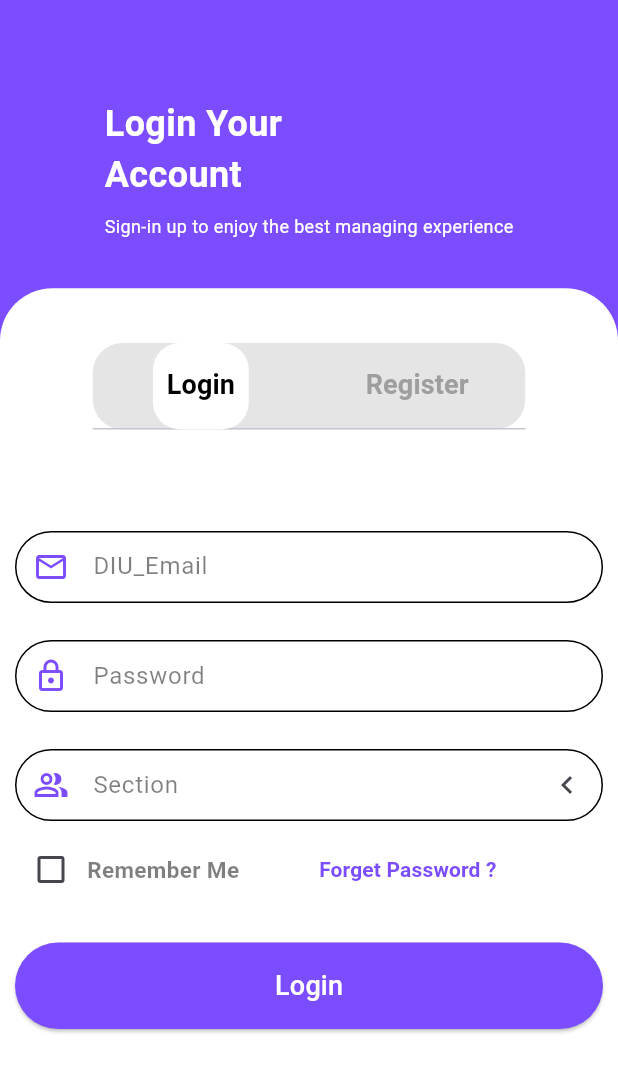
After one commit to flixcodeDev/Flutter-NestTask-TODO-App, a Flutter app: the screen it shows after launch, after a tap on "Let's Start", on a phone screen of 412 x 824 dp. The commit adds this screen. Shown: the top 1072 px of the screen. Run offline on Flutter 3.47's test engine with Material 3 defaults, Android fonts, the phone set to English and light mode, and no system bars; our stand-ins replace curved_navigation_bar, get; missing offline and left inert: horizontal_week_calendar.

Commit message:
rename auth page

```diff
--- /dev/null
+++ b/lib/Auth/AuthPage.dart
@@ -0,0 +1,322 @@
+import 'package:flutter/material.dart';
+import 'package:get/get.dart';
+import 'package:nesttask/App_Pages/HomePage.dart';
+import 'package:nesttask/CustomButton/BottomNavBar.dart';
+
+import 'package:nesttask/CustomButton/customButton.dart';
+
+import '../CustomButton/CustomTextField.dart';
+
+class Authpage extends StatefulWidget {
+  const Authpage({super.key});
+
+  @override
+  State<Authpage> createState() => _AuthpageState();
+}
+
+class _AuthpageState extends State<Authpage> {
+  final controller = TextEditingController();
+  bool rememberMe = false;
+  final _scrollController = ScrollController();
+  final _focusNodePassword = FocusNode();
+  var login = 0;
+
+  @override
+  void initState() {
+    super.initState();
+
+    // Scroll when password field gets focus
+    _focusNodePassword.addListener(() {
+      if (_focusNodePassword.hasFocus) {
+        WidgetsBinding.instance.addPostFrameCallback((_) {
+          _scrollController.animateTo(
+            _scrollController.position.maxScrollExtent,
+            duration: const Duration(milliseconds: 300),
+            curve: Curves.easeInOut,
+          );
+        });
+      }
+    });
+  }
+
+  @override
+  void dispose() {
+    _scrollController.dispose();
+    _focusNodePassword.dispose();
+    super.dispose();
+  }
+
+  @override
+  Widget build(BuildContext context) {
+    return Scaffold(
+      backgroundColor: Colors.deepPurpleAccent,
+      body: SafeArea(
+        child: Column(
+          mainAxisAlignment: MainAxisAlignment.center,
+          // crossAxisAlignment: CrossAxisAlignment.start,
+
+          children: [
+            Column(
+              crossAxisAlignment: CrossAxisAlignment.start,
+              children: [
+                SizedBox(
+                  height: MediaQuery.of(context).size.height * 0.08,
+                ),
+                Text(
+                  'Login Your\nAccount',
+                  style: TextStyle(
+                      color: Colors.white,
+                      fontSize: 24,
+                      fontWeight: FontWeight.bold),
+                ),
+                SizedBox(
+                  height: MediaQuery.of(context).size.height * 0.01,
+                ),
+                Text(
+                  'Sign-in up to enjoy the best managing experience',
+                  style: TextStyle(color: Colors.white, fontSize: 12),
+                ),
+                SizedBox(
+                  height: MediaQuery.of(context).size.height * 0.04,
+                ),
+              ],
+            ),
+            Expanded(
+              child: Container(
+                decoration: BoxDecoration(
+                    color: Colors.white,
+                    borderRadius: BorderRadius.only(
+                        topRight: Radius.circular(35),
+                        topLeft: Radius.circular(35))),
+                child: SingleChildScrollView(
+                  controller: _scrollController,
+                  physics: const ClampingScrollPhysics(),
+                  child: Padding(
+                    padding: const EdgeInsets.all(10.0),
+                    child: Column(
+                      children: [
+                        SizedBox(
+                            height: MediaQuery.of(context).size.height * 0.02),
+                        Center(
+                          child: Padding(
+                            padding: EdgeInsets.all(10),
+                            child: Container(
+                              width: MediaQuery.of(context).size.width * 0.7,
+                              height: MediaQuery.of(context).size.height * 0.07,
+                              decoration: BoxDecoration(
+                                color: Colors.black.withOpacity(.1),
+                                borderRadius:
+                                    BorderRadius.all(Radius.circular(20)),
+                              ),
+                              child: DefaultTabController(
+                                  length: 2,
+                                  child: TabBar(
+                                    indicator: BoxDecoration(
+                                        color: Colors.white,
+                                        borderRadius:
+                                            BorderRadius.circular(18)),
+                                    indicatorColor: Colors.white,
+                                    labelStyle: TextStyle(
+                                        fontSize: 18,
+                                        fontWeight: FontWeight.bold),
+                                    labelColor: Colors.black,
+                                    unselectedLabelColor: Colors.grey,
+                                    onTap: (value) {
+                                      login = value;
+                                      setState(() {});
+                                    },
+                                    tabs: [
+                                      Tab(text: "  Login  "),
+                                      Tab(text: "  Register  ")
+                                    ],
+                                  )),
+                            ),
+                          ),
+                        ),
+                        SizedBox(
+                            height: MediaQuery.of(context).size.height * 0.07),
+                        login == 0
+                            ? Column(
+                                children: [
+                                  CustomTextField(
+                                    controller: controller,
+                                    hintText: "DIU_Email",
+                                    prefixIcon: Icon(
+                                      Icons.mail_outline_outlined,
+                                      color: Colors.deepPurpleAccent,
+                                    ),
+                                  ),
+                                  SizedBox(
+                                      height:
+                                          MediaQuery.of(context).size.height *
+                                              0.03),
+                                  CustomTextField(
+                                    controller: controller,
+                                    hintText: "Password",
+                                    prefixIcon: Icon(
+                                      Icons.lock_outlined,
+                                      color: Colors.deepPurpleAccent,
+                                    ),
+                                  ),
+                                  SizedBox(
+                                      height:
+                                          MediaQuery.of(context).size.height *
+                                              0.03),
+                                  CustomTextField(
+                                    controller: controller,
+                                    hintText: "Section",
+                                    prefixIcon: Icon(
+                                      Icons.people_alt_outlined,
+                                      color: Colors.deepPurpleAccent,
+                                    ),
+                                    suffixIcon:
+                                        Icon(Icons.chevron_left_outlined),
+                                  ),
+                                  SizedBox(
+                                      height:
+                                          MediaQuery.of(context).size.height *
+                                              0.01),
+                                  Row(
+                                    mainAxisAlignment: MainAxisAlignment.start,
+                                    children: [
+                                      Checkbox(
+                                          value: rememberMe,
+                                          onChanged: (value) {
+                                            setState(() {
+                                              rememberMe = value!;
+                                            });
+                                          }),
+                                      Text(
+                                        "Remember Me",
+                                        style: TextStyle(
+                                            color: Colors.black.withOpacity(.5),
+                                            fontWeight: FontWeight.bold,
+                                            fontSize: 15),
+                                      ),
+                                      SizedBox(
+                                          width: MediaQuery.of(context)
+                                                  .size
+                                                  .width *
+                                              0.1),
+                                      TextButton(
+                                          onPressed: () {},
+                                          child: Text(
+                                            "Forget Password ?",
+                                            style: TextStyle(
+                                                color: Colors.deepPurpleAccent,
+                                                fontWeight: FontWeight.bold,
+                                                fontSize: 14),
+                                          ))
+                                    ],
+                                  ),
+                                  SizedBox(
+                                      height:
+                                          MediaQuery.of(context).size.height *
+                                              0.03),
+                                  CustomButton(
+                                      onTap: () {
+                                        Get.to(Bottomnavbar());
+                                      },
+                                      text: "Login",
+                                      fontsize: 18,
+                                      textcolor: Colors.white,
+                                      bgcolor: Colors.deepPurpleAccent,
+                                      btnheight:
+                                          MediaQuery.of(context).size.height *
+                                              0.07,
+                                      btnwidth:
+                                          MediaQuery.of(context).size.width * 9)
+                                ],
+                              )
+                            : Column(
+                                children: [
+                                  CustomTextField(
+                                    controller: controller,
+                                    hintText: "Full Name",
+                                    prefixIcon: Icon(
+                                      Icons.person_2_outlined,
+                                      color: Colors.deepPurpleAccent,
+                                    ),
+                                  ),
+                                  SizedBox(
+                                      height:
+                                          MediaQuery.of(context).size.height *
+                                              0.03),
+                                  CustomTextField(
+                                    controller: controller,
+                                    hintText: "DIU_Email",
+                                    prefixIcon: Icon(
+                                      Icons.mail_outline_outlined,
+                                      color: Colors.deepPurpleAccent,
+                                    ),
+                                  ),
+                                  SizedBox(
+                                      height:
+                                          MediaQuery.of(context).size.height *
+                                              0.03),
+                                  CustomTextField(
+                                    controller: controller,
+                                    hintText: "Password",
+                                    prefixIcon: Icon(
+                                      Icons.lock_outlined,
+                                      color: Colors.deepPurpleAccent,
+                                    ),
+                                  ),
+                                  SizedBox(
+                                      height:
+                                          MediaQuery.of(context).size.height *
+                                              0.03),
+                                  CustomTextField(
+                                    controller: controller,
+                                    hintText: "Phone Number",
+                                    prefixIcon: Icon(
+                                      Icons.call_outlined,
+                                      color: Colors.deepPurpleAccent,
+                                    ),
+                                  ),
+                                  SizedBox(
+                                      height:
+                                          MediaQuery.of(context).size.height *
+                                              0.03),
+                                  CustomTextField(
+                                    controller: controller,
+                                    hintText: "Section",
+                                    prefixIcon: Icon(
+                                      Icons.people_alt_outlined,
+                                      color: Colors.deepPurpleAccent,
+                                    ),
+                                    suffixIcon: Icon(Icons.arrow_drop_down),
+                                  ),
+                                  SizedBox(
+                                      height:
+                                          MediaQuery.of(context).size.height *
+                                              0.01),
+                                  SizedBox(
+                                      height:
+                                          MediaQuery.of(context).size.height *
+                                              0.03),
+                                  CustomButton(
+                                      onTap: () {},
+                                      text: "Register",
+                                      fontsize: 18,
+                                      textcolor: Colors.white,
+                                      bgcolor: Colors.deepPurpleAccent,
+                                      btnheight:
+                                          MediaQuery.of(context).size.height *
+                                              0.07,
+                                      btnwidth:
+                                          MediaQuery.of(context).size.width * 9)
+                                ],
+                              )
+                      ],
+                    ),
+                  ),
+                ),
+              ),
+            )
+          ],
+        ),
+      ),
+    );
+  }
+}
--- a/lib/Auth/LoginPage.dart
+++ /dev/null
@@ -1,195 +0,0 @@
-import 'package:flutter/material.dart';
-import 'package:get/get.dart';
-import 'package:nesttask/App_Pages/HomePage.dart';
-import 'package:nesttask/CustomButton/BottomNavBar.dart';
-
-import 'package:nesttask/CustomButton/customButton.dart';
-
-import '../CustomButton/CustomTextField.dart';
-
-class Loginpage extends StatefulWidget {
-  const Loginpage({super.key});
-
-  @override
-  State<Loginpage> createState() => _LoginpageState();
-}
-
-class _LoginpageState extends State<Loginpage> {
-  final controller=TextEditingController();
-  bool rememberMe = false;
-  final _scrollController = ScrollController();
-  final _focusNodePassword = FocusNode();
- var login=0;
-
-  @override
-  void initState() {
-    super.initState();
-
-    // Scroll when password field gets focus
-    _focusNodePassword.addListener(() {
-      if (_focusNodePassword.hasFocus) {
-        WidgetsBinding.instance.addPostFrameCallback((_) {
-          _scrollController.animateTo(
-            _scrollController.position.maxScrollExtent,
-            duration: const Duration(milliseconds: 300),
-            curve: Curves.easeInOut,
-          );
-        });
-      }
-    });
-  }
-  @override
-  void dispose() {
-    _scrollController.dispose();
-    _focusNodePassword.dispose();
-    super.dispose();
-  }
-
-
-  @override
-  Widget build(BuildContext context) {
-    return Scaffold(
-        backgroundColor: Colors.deepPurpleAccent,
-
-        body: SafeArea(
-            child: Column(
-              mainAxisAlignment: MainAxisAlignment.center,
-              // crossAxisAlignment: CrossAxisAlignment.start,
-
-              children: [
-                Column(
-                  crossAxisAlignment: CrossAxisAlignment.start,
-                  children: [
-                    SizedBox(height: MediaQuery.of(context).size.height *0.08,),
-                    Text(
-                      'Login Your\nAccount',
-                      style: TextStyle(
-                          color: Colors.white,
-                          fontSize: 24,
-                          fontWeight: FontWeight.bold),
-                    ),
-                    SizedBox(
-                       height: MediaQuery.of(context).size.height *0.01,
-                    ),
-                    Text(
-                      'Sign-in up to enjoy the best managing experience',
-                      style: TextStyle(color: Colors.white, fontSize: 12),
-                    ),
-                    SizedBox(
-                      height: MediaQuery.of(context).size.height *0.04,
-                    ),
-                  ],
-                ),
-                Expanded(
-                    child: Container(
-                      decoration: BoxDecoration(
-                          color: Colors.white,
-                          borderRadius: BorderRadius.only(
-                              topRight: Radius.circular(35),
-                              topLeft: Radius.circular(35))),
-
-                      child: SingleChildScrollView(
-                        controller: _scrollController,
-                        physics: const ClampingScrollPhysics(),
-
-                        child: Padding(
-                          padding: const EdgeInsets.all(10.0),
-                          child: Column(
-                            children: [
-                              SizedBox(height: MediaQuery.of(context).size.height *0.02),
-                              Center(
-
-                                child: Padding(padding: EdgeInsets.all(10),
-                                  child: Container(
-                                    width: MediaQuery.of(context).size.width *0.7,
-                                    height: MediaQuery.of(context).size.height *0.07,
-                                    decoration: BoxDecoration(
-                                      color: Colors.black.withOpacity(.1),
-                                      borderRadius: BorderRadius.all(Radius.circular(20)),
-
-                                    ),
-                                    child: DefaultTabController(length: 2,
-                                        child:  TabBar(
-                                          indicator: BoxDecoration(
-                                            color: Colors.white,
-                                            borderRadius: BorderRadius.circular(18)),
-                                            indicatorColor: Colors.white,
-                                            labelStyle: TextStyle(fontSize: 18, fontWeight: FontWeight.bold),
-                                            labelColor: Colors.black,
-                                            unselectedLabelColor: Colors.grey,
-                                            onTap: (value){
-                                           login=value;
-                                           setState(() {
-
-                                           });
-                                            },
-                                           tabs: [Tab(text: "  Login  "), Tab(text: "  Register  ")],)),
-
-
-
-
-                                  ),
-                                ),
-
-                              ),
-                              SizedBox(height: MediaQuery.of(context).size.height *0.07),
-                              login==0?Column(
-                                children: [
-                                  CustomTextField(controller: controller, hintText: "DIU_Email",prefixIcon: Icon(Icons.mail_outline_outlined,color: Colors.deepPurpleAccent,),),
-                                  SizedBox(height: MediaQuery.of(context).size.height *0.03),
-                                  CustomTextField(controller: controller, hintText: "Password",prefixIcon: Icon(Icons.lock_outlined,color: Colors.deepPurpleAccent,),),
-                                  SizedBox(height: MediaQuery.of(context).size.height *0.03),
-                                  CustomTextField(controller: controller, hintText: "Section",prefixIcon: Icon(Icons.people_alt_outlined,color: Colors.deepPurpleAccent,),suffixIcon: Icon(Icons.chevron_left_outlined),),
-                                  SizedBox(height: MediaQuery.of(context).size.height *0.01),
-                                  Row(
-                                    mainAxisAlignment: MainAxisAlignment.start,
-                                    children: [
-                                      Checkbox(value: rememberMe, onChanged: (value){
-                                        setState(() {
-                                          rememberMe=value!;
-                                        });
-                                      }),
-                                      Text("Remember Me",style: TextStyle(color: Colors.black.withOpacity(.5),fontWeight: FontWeight.bold,fontSize: 15),),
-                                      SizedBox(width: MediaQuery.of(context).size.width *0.1),
-                                      TextButton(onPressed: (){}, child: Text("Forget Password ?",style: TextStyle(color: Colors.deepPurpleAccent,fontWeight: FontWeight.bold,fontSize: 14),))
-                                    ],
-                                  ),
-                                  SizedBox(height: MediaQuery.of(context).size.height *0.03),
-                                  CustomButton(onTap:(){
-                                    Get.to(Bottomnavbar());
-                                  }, text: "Login", fontsize: 18, textcolor:Colors.white, bgcolor: Colors.deepPurpleAccent,btnheight: MediaQuery.of(context).size.height *0.07,btnwidth: MediaQuery.of(context).size.width *9)
-
-
-                                ],
-                              ):Column(
-                                children: [
-                                  CustomTextField(controller: controller, hintText: "Full Name",prefixIcon: Icon(Icons.person_2_outlined,color: Colors.deepPurpleAccent,),),
-                                  SizedBox(height: MediaQuery.of(context).size.height *0.03),
-                                  CustomTextField(controller: controller, hintText: "DIU_Email",prefixIcon: Icon(Icons.mail_outline_outlined,color: Colors.deepPurpleAccent,),),
-                                  SizedBox(height: MediaQuery.of(context).size.height *0.03),
-                                  CustomTextField(controller: controller, hintText: "Password",prefixIcon: Icon(Icons.lock_outlined,color: Colors.deepPurpleAccent,),),
-                                  SizedBox(height: MediaQuery.of(context).size.height *0.03),
-                                  CustomTextField(controller: controller, hintText: "Phone Number",prefixIcon: Icon(Icons.call_outlined,color: Colors.deepPurpleAccent,),),
-                                  SizedBox(height: MediaQuery.of(context).size.height *0.03),
-                                  CustomTextField(controller: controller, hintText: "Section",prefixIcon: Icon(Icons.people_alt_outlined,color: Colors.deepPurpleAccent,),suffixIcon: Icon(Icons.arrow_drop_down),),
-                                  SizedBox(height: MediaQuery.of(context).size.height *0.01),
-
-                                  SizedBox(height: MediaQuery.of(context).size.height *0.03),
-                                  CustomButton(onTap:(){}, text: "Register", fontsize: 18, textcolor:Colors.white, bgcolor: Colors.deepPurpleAccent,btnheight: MediaQuery.of(context).size.height *0.07,btnwidth: MediaQuery.of(context).size.width *9)
-
-
-                                ],
-                              )
-
-                            ],
-                          ),
-                        ),
-                      ),
-
-                    ),)
-              ],
-            ),
-            ),
-        );
-    }
-}
--- a/lib/StartScreen.dart
+++ b/lib/StartScreen.dart
@@ -1,7 +1,7 @@
 import 'package:flutter/material.dart';
 import 'package:get/get.dart';
 
-import 'package:nesttask/Auth/LoginPage.dart';
+import 'package:nesttask/Auth/AuthPage.dart';
 
 import 'CustomButton/customButton.dart';
 
@@ -45,9 +45,17 @@ class _StartScreenState extends State<Startscreen> {
               SizedBox(
                 height: 200,
               ),
-               CustomButton(bgcolor:Colors.deepPurpleAccent, onTap: () {
-                 Get.to(Loginpage());
-               }, text: "Let's Start", btnheight: MediaQuery.of(context).size.height *0.07,btnwidth: MediaQuery.of(context).size.width *9, fontsize: 18,textcolor:Colors.white ,)
+              CustomButton(
+                bgcolor: Colors.deepPurpleAccent,
+                onTap: () {
+                  Get.to(Authpage());
+                },
+                text: "Let's Start",
+                btnheight: MediaQuery.of(context).size.height * 0.07,
+                btnwidth: MediaQuery.of(context).size.width * 9,
+                fontsize: 18,
+                textcolor: Colors.white,
+              )
             ],
           ),
         ),
```
